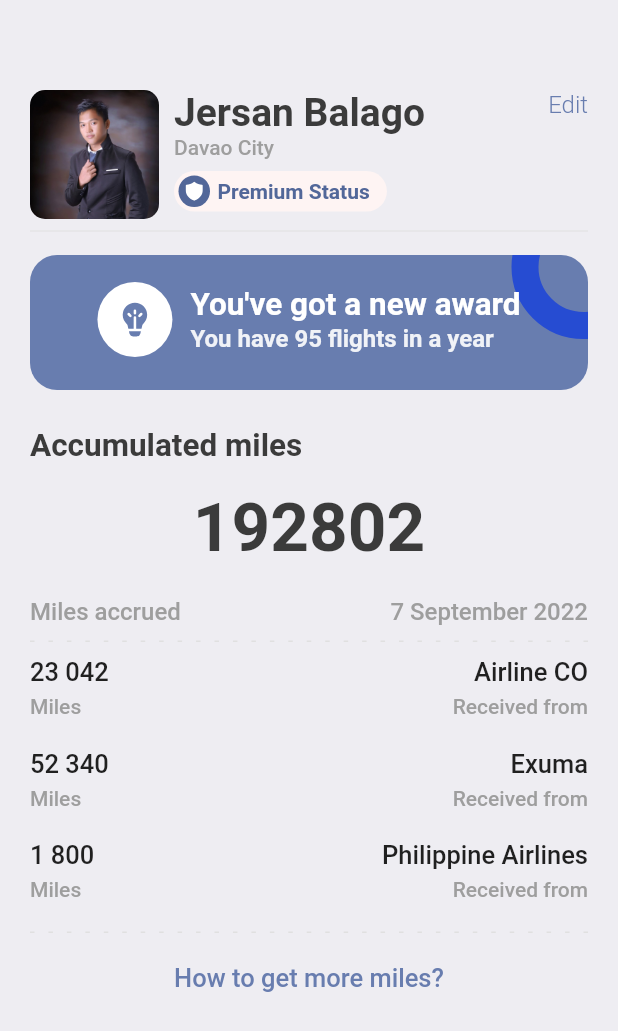
After one commit to jersanmd/ticket_booking, a Flutter app: the ProfileScreen screen opened directly, on a phone screen of 412 x 824 dp. The commit adds this screen. Shown: the top 1031 px of the screen. Run offline on Flutter 3.47's test engine with Material 2 defaults, Android fonts, the phone set to English and light mode, and no system bars; our stand-ins replace barcode_widget, fluentui_icons, gap, get.

Commit message:
Finished All Screens

```diff
--- a/lib/screens/bottom_bar.dart
+++ b/lib/screens/bottom_bar.dart
@@ -1,6 +1,7 @@
 import 'package:flutter/material.dart';
 import 'package:fluentui_icons/fluentui_icons.dart';
 import 'package:ticket_booking/screens/home_screen.dart';
+import 'package:ticket_booking/screens/profile_screen.dart';
 import 'package:ticket_booking/screens/search_screen.dart';
 import 'package:ticket_booking/screens/ticket_tab_screen.dart';
 
@@ -19,7 +20,7 @@ class _BottomBarState extends State<BottomBar> {
     const HomeScreen(),
     const SearchScreen(),
     const TicketTabScreen(),
-    const Text('Profile')
+    const ProfileScreen()
   ];
 
   void _onItemTapped(int index) {
--- a/lib/screens/home_screen.dart
+++ b/lib/screens/home_screen.dart
@@ -37,7 +37,7 @@ class _HomeScreenState extends State<HomeScreen> {
                         children: [
                           Text('Good Morning', style: Styles.headlineStyle3),
                           const Gap(5),
-                          Text('Book Tickets', style: Styles.headlineStyle1),
+                          Text('Jersan Balago', style: Styles.headlineStyle1),
                         ],
                       ),
                       Container(
@@ -47,12 +47,13 @@ class _HomeScreenState extends State<HomeScreen> {
                           borderRadius: BorderRadius.circular(10),
                         ),
                         child: Container(
-                          width: AppLayout.getHeight(34),
-                          height: AppLayout.getHeight(34),
+                          width: AppLayout.getHeight(40),
+                          height: AppLayout.getHeight(40),
                           decoration: const BoxDecoration(
+                            borderRadius: BorderRadius.all(Radius.circular(10)),
                             image: DecorationImage(
                               image: AssetImage(
-                                  'assets/images/logo.png'),
+                                  'assets/images/jersan.jpeg'),
                               fit: BoxFit.fill,
                             )
                           ),
@@ -104,7 +105,8 @@ class _HomeScreenState extends State<HomeScreen> {
             child: Row(
               children: hotelList.map((singleHotel) => HotelScreen(hotel: singleHotel)).toList()
             ),
-          )
+          ),
+          const Gap(25),
         ],
       ),
     );
--- /dev/null
+++ b/lib/screens/profile_screen.dart
@@ -0,0 +1,194 @@
+import 'package:fluentui_icons/fluentui_icons.dart';
+import 'package:flutter/material.dart';
+import 'package:gap/gap.dart';
+import 'package:ticket_booking/utils/app_layout.dart';
+import 'package:ticket_booking/widgets/column_ticket_widget.dart';
+import 'package:ticket_booking/widgets/line_dot_dot_widget.dart';
+
+import '../utils/app_styles.dart';
+
+class ProfileScreen extends StatelessWidget {
+  const ProfileScreen({super.key});
+
+  @override
+  Widget build(BuildContext context) {
+    return Scaffold(
+      backgroundColor: Styles.bgColor,
+      body: ListView(
+        padding: EdgeInsets.all(AppLayout.getHeight(20)),
+        children: [
+          Gap(AppLayout.getHeight(40)),
+          Row(
+            crossAxisAlignment: CrossAxisAlignment.start,
+            children: [
+              Container(
+                height: AppLayout.getHeight(86),
+                width: AppLayout.getWidth(86),
+                decoration: BoxDecoration(
+                  borderRadius: BorderRadius.circular(AppLayout.getHeight(10)),
+                  image: const DecorationImage(
+                    fit: BoxFit.fill,
+                    image: AssetImage('assets/images/jersan.jpeg')
+                  )
+                ),
+              ),
+              Gap(AppLayout.getHeight(10)),
+              Column(
+                crossAxisAlignment: CrossAxisAlignment.start,
+                children: [
+                  Text('Jersan Balago', style: Styles.headlineStyle1),
+                  Text('Davao City',
+                    style: TextStyle(
+                      fontSize: 14, fontWeight: FontWeight.w500, color: Colors.grey.shade500
+                    )),
+                  Gap(AppLayout.getHeight(8)),
+                  Container(
+                    padding: EdgeInsets.all(AppLayout.getHeight(3)),
+                    decoration: BoxDecoration(
+                      borderRadius: BorderRadius.circular(AppLayout.getHeight(100)),
+                      color: const Color(0xFFFEF4F3)
+                    ),
+                    child: Row(
+                      children: [
+                        Container (
+                          padding: const EdgeInsets.all(3),
+                          decoration: const BoxDecoration(
+                            shape: BoxShape.circle,
+                            color: Color(0xFF526799)
+                          ),
+                          child: const Icon(
+                            FluentSystemIcons.ic_fluent_shield_filled,
+                            color: Colors.white, size: 15),
+                        ),
+                        Gap(AppLayout.getHeight(5)),
+                        const Text('Premium Status ',
+                          style: TextStyle(
+                            color: Color(0xFF526799),
+                            fontWeight: FontWeight.w600
+                          )),
+                        Gap(AppLayout.getHeight(5))
+                      ],
+                    ),
+                  )
+                ],
+              ),
+              const Spacer(),
+              Column(
+                children: [
+                  InkWell(
+                    onTap: () {},
+                    child: Text('Edit',
+                      style: Styles.textStyle.copyWith(color: Styles.primaryColor, fontWeight: FontWeight.w300)),
+                  )
+                ],
+              )
+
+            ],
+          ),
+          Divider(color: Colors.grey.shade300),
+          Gap(AppLayout.getHeight(8)),
+          Stack(
+            children: [
+              Container(
+                height: AppLayout.getHeight(90),
+                width: double.infinity,
+                decoration: BoxDecoration(
+                  color: Styles.primaryColor,
+                  borderRadius: BorderRadius.circular(AppLayout.getHeight(18))
+                ),
+              ),
+              Positioned(
+                right: -45,
+                top: -40,
+                child: Container(
+                  padding: EdgeInsets.all(AppLayout.getHeight(30)),
+                  decoration: BoxDecoration(
+                    color: Colors.transparent,
+                    shape: BoxShape.circle,
+                    border: Border.all(
+                      width: 18, color: const Color(0xFF264CD2)
+                    )
+                  ),
+                ),
+              ),
+              Container(
+                padding: EdgeInsets.symmetric(horizontal: AppLayout.getHeight(25), vertical: AppLayout.getHeight(18)),
+                child: Row(
+                  mainAxisAlignment: MainAxisAlignment.center,
+                  children: [
+                    CircleAvatar(
+                      maxRadius: 25,
+                      backgroundColor: Colors.white,
+                      child: Icon(FluentSystemIcons.ic_fluent_lightbulb_filament_filled, color: Styles.primaryColor, size: 27),
+                    ),
+                    Gap(AppLayout.getHeight(12)),
+                    Column(
+                      mainAxisAlignment: MainAxisAlignment.start,
+                      crossAxisAlignment: CrossAxisAlignment.start,
+                      children: [
+                        Text('You\'ve got a new award', style: Styles.headlineStyle2.copyWith(fontWeight: FontWeight.bold, color: Colors.white)),
+                        Text('You have 95 flights in a year', style: Styles.headlineStyle2.copyWith(fontWeight: FontWeight.bold, fontSize: 16, color: Colors.white.withOpacity(0.9)))
+                      ],
+                    )
+                  ],
+                ),
+              )
+            ],
+          ),
+          Gap(AppLayout.getHeight(25)),
+          Text('Accumulated miles', style: Styles.headlineStyle2),
+          Gap(AppLayout.getHeight(15)),
+          Column(
+            children: [
+              Text('192802', style: TextStyle(
+                fontSize: 45,
+                color: Styles.textColor,
+                fontWeight: FontWeight.w600
+              )),
+              Gap(AppLayout.getHeight(20)),
+              Row(
+                mainAxisAlignment: MainAxisAlignment.spaceBetween,
+                children: [
+                  Text('Miles accrued', style: Styles.headlineStyle4.copyWith(fontSize: 16)),
+                  Text('7 September 2022', style: Styles.headlineStyle4.copyWith(fontSize: 16))
+                ],
+              ),
+              Gap(AppLayout.getHeight(10)),
+              const LineDotDotWidget(sections: 12, isColor: true),
+              Gap(AppLayout.getHeight(10)),
+              Row(
+                mainAxisAlignment: MainAxisAlignment.spaceBetween,
+                children: const [
+                  ColumnTicket(firstText: '23 042', secondText: 'Miles', alignment: CrossAxisAlignment.start, isColor: true),
+                  ColumnTicket(firstText: 'Airline CO', secondText: 'Received from', alignment: CrossAxisAlignment.end, isColor: true)
+                ],
+              ),
+              Gap(AppLayout.getHeight(20)),
+              Row(
+                mainAxisAlignment: MainAxisAlignment.spaceBetween,
+                children: const [
+                  ColumnTicket(firstText: '52 340', secondText: 'Miles', alignment: CrossAxisAlignment.start, isColor: true),
+                  ColumnTicket(firstText: 'Exuma', secondText: 'Received from', alignment: CrossAxisAlignment.end, isColor: true),
+                ],
+              ),
+              Gap(AppLayout.getHeight(20)),
+              Row(
+                mainAxisAlignment: MainAxisAlignment.spaceBetween,
+                children: const [
+                  ColumnTicket(firstText: '1 800', secondText: 'Miles', alignment: CrossAxisAlignment.start, isColor: true),
+                  ColumnTicket(firstText: 'Philippine Airlines', secondText: 'Received from', alignment: CrossAxisAlignment.end, isColor: true),
+                ],
+              )
+            ],
+          ),
+          Gap(AppLayout.getHeight(20)),
+          const LineDotDotWidget(sections: 12, isColor: true),
+          Gap(AppLayout.getHeight(20)),
+          InkWell(
+            onTap: (){},
+            child: Center(child: Text('How to get more miles?', style: Styles.headlineStyle3.copyWith(color: Styles.primaryColor))))
+        ],
+      )
+    );
+  }
+}
```
